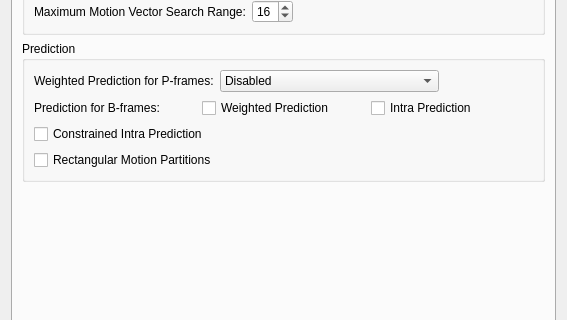
The window that avidemux_plugins/ADM_videoEncoder/x265/qt4/x265ConfigDialog.ui (mean00/avidemux2) describes before a commit, drawn with Qt 5; both pictures show x 0 to 567 and y 222 to 542 of the 567 by 772 pixel window.
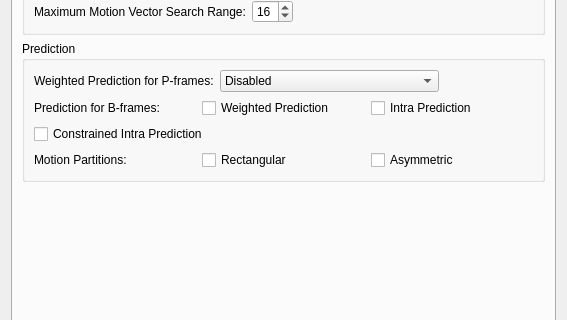
The same window after the commit. The open tabs and pages were chosen to show the change.

Commit message: [x265] Add asymmetric motion partitions option

```diff
--- a/avidemux_plugins/ADM_videoEncoder/x265/qt4/x265ConfigDialog.ui
+++ b/avidemux_plugins/ADM_videoEncoder/x265/qt4/x265ConfigDialog.ui
@@ -1246,11 +1246,29 @@
            </widget>
           </item>
           <item row="4" column="0">
+           <layout class="QHBoxLayout">
+            <item>
+             <widget class="QLabel" name="lblMParts">
+              <property name="text">
+               <string>Motion Partitions:</string>
+              </property>
+             </widget>
+            </item>
+            <item>
            <widget class="QCheckBox" name="rectInterCheckBox">
             <property name="text">
-             <string>Rectangular Motion Partitions</string>
-            </property>
-           </widget>
+               <string>Rectangular</string>
+              </property>
+             </widget>
+            </item>
+            <item>
+             <widget class="QCheckBox" name="AMPInterCheckBox">
+              <property name="text">
+               <string>Asymmetric</string>
+              </property>
+             </widget>
+            </item>
+           </layout>
           </item>
           <item row="1" column="0">
            <layout class="QGridLayout">
```
Left out of the diff: 3 changed lines with no effect on the pictures. Lines whose indentation alone changed are shown as unchanged. The commit also changes 8 other files.
